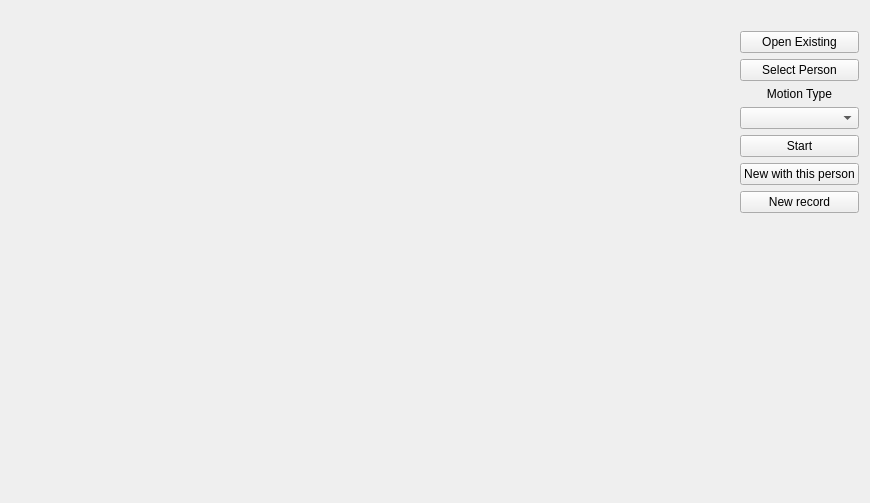
First picture: the form in tinyos-2.x/trunk/support/cpp/TestShimmer/src/Arm.ui, repository baharev/szte-wsn-code, before the edit.
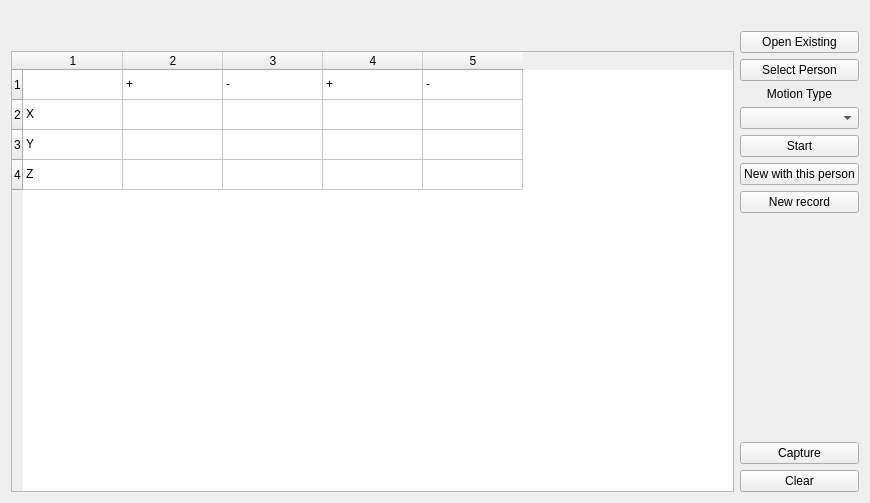
Second picture: the form after the edit.

Commit message: Table widget for static calibration

The edit to the form file:
```diff
--- a/tinyos-2.x/trunk/support/cpp/TestShimmer/src/Arm.ui
+++ b/tinyos-2.x/trunk/support/cpp/TestShimmer/src/Arm.ui
@@ -27,17 +27,73 @@
    <item>
     <layout class="QHBoxLayout" name="horizontalLayout">
      <item>
-      <spacer name="horizontalSpacer">
-       <property name="orientation">
-        <enum>Qt::Horizontal</enum>
-       </property>
-       <property name="sizeHint" stdset="0">
-        <size>
-         <width>40</width>
-         <height>20</height>
-        </size>
-       </property>
-      </spacer>
+      <layout class="QHBoxLayout" name="horizontalLayout_2">
+       <item>
+        <layout class="QVBoxLayout" name="verticalLayout_3">
+         <item>
+          <widget class="QLabel" name="SampleLabel">
+           <property name="text">
+            <string/>
+           </property>
+          </widget>
+         </item>
+         <item>
+          <widget class="QTableWidget" name="tableWidget">
+           <property name="rowCount">
+            <number>4</number>
+           </property>
+           <property name="columnCount">
+            <number>5</number>
+           </property>
+           <row/>
+           <row/>
+           <row/>
+           <row/>
+           <column/>
+           <column/>
+           <column/>
+           <column/>
+           <column/>
+           <item row="0" column="1">
+            <property name="text">
+             <string>+</string>
+            </property>
+           </item>
+           <item row="0" column="2">
+            <property name="text">
+             <string>-</string>
+            </property>
+           </item>
+           <item row="0" column="3">
+            <property name="text">
+             <string>+</string>
+            </property>
+           </item>
+           <item row="0" column="4">
+            <property name="text">
+             <string>-</string>
+            </property>
+           </item>
+           <item row="1" column="0">
+            <property name="text">
+             <string>X</string>
+            </property>
+           </item>
+           <item row="2" column="0">
+            <property name="text">
+             <string>Y</string>
+            </property>
+           </item>
+           <item row="3" column="0">
+            <property name="text">
+             <string>Z</string>
+            </property>
+           </item>
+          </widget>
+         </item>
+        </layout>
+       </item>
+      </layout>
      </item>
      <item>
       <layout class="QVBoxLayout" name="verticalLayout">
@@ -121,6 +177,20 @@
          </property>
         </spacer>
        </item>
+       <item>
+        <widget class="QPushButton" name="Capture">
+         <property name="text">
+          <string>Capture</string>
+         </property>
+        </widget>
+       </item>
+       <item>
+        <widget class="QPushButton" name="Clear">
+         <property name="text">
+          <string>Clear</string>
+         </property>
+        </widget>
+       </item>
       </layout>
      </item>
     </layout>
```
